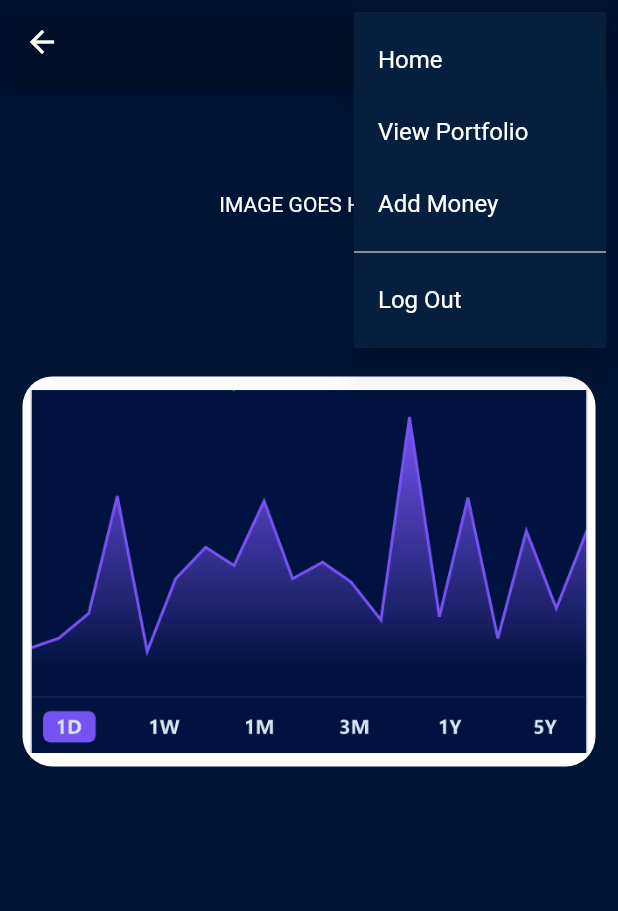
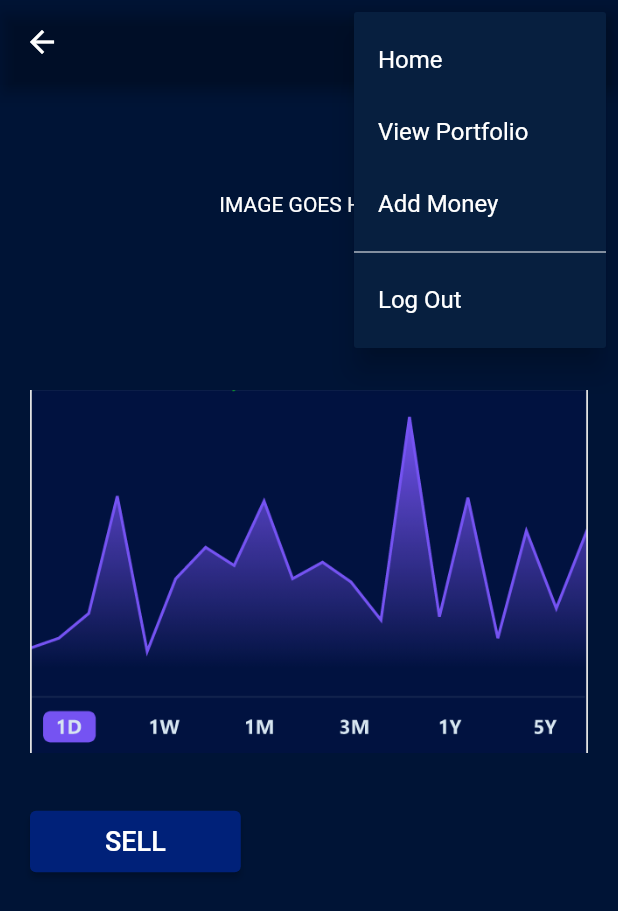
Before and after one commit to nate-c/Inkwell-mobile, a Flutter app: the Company screen opened directly with empty values, after a tap on the "menu" icon, on a phone screen of 412 x 824 dp. Shown: the top 911 px of the screen. Run offline on Flutter 3.47's test engine with Material 2 defaults, Android fonts, the phone set to English and light mode, and no system bars; our stand-ins replace expandable, flutter_secure_storage, url_launcher_web; accounts and stored records are empty.

Commit message:
added buy and sell buttons

```diff
--- a/lib/screens/company.dart
+++ b/lib/screens/company.dart
@@ -32,6 +32,9 @@ class Company extends StatelessWidget {
     print('io');
     print(io);
     var ticker = io?.ticker != null ? io?.ticker.toString() : '';
+    var shares = io?.shares;
+    void sellStock() {}
+    void buyStock() {}
     return new Scaffold(
         resizeToAvoidBottomInset: false,
         appBar: AppBar(
@@ -72,16 +75,46 @@ class Company extends StatelessWidget {
                       child: Center(child: Text(ticker.toString()))),
                   Container(
                       padding: EdgeInsets.all(5),
-                      decoration: BoxDecoration(
-                        borderRadius: BorderRadius.circular(20),
-                        color: Colors.white,
-                      ),
                       child: Image(
                         image: AssetImage(AssetConstants.demoChartPath),
                         width: 100,
                         height: 250,
                         fit: BoxFit.fitWidth,
                         alignment: Alignment.center,
+                      )),
+                  Container(
+                      padding: EdgeInsets.all(5),
+                      height: 100,
+                      child: Row(
+                        children: [
+                          if (shares != null && shares > 0)
+                            ElevatedButton(
+                                onPressed: () {
+                                  buyStock();
+                                },
+                                child: Text(
+                                  'Buy'.toUpperCase(),
+                                  style: TextStyle(fontSize: 18),
+                                ),
+                                style: ElevatedButton.styleFrom(
+                                  primary: ColorConstants.button,
+                                  padding: EdgeInsets.symmetric(
+                                      horizontal: 50, vertical: 10),
+                                )),
+                          ElevatedButton(
+                              onPressed: () {
+                                sellStock();
+                              },
+                              child: Text(
+                                'Sell'.toUpperCase(),
+                                style: TextStyle(fontSize: 18),
+                              ),
+                              style: ElevatedButton.styleFrom(
+                                primary: ColorConstants.button,
+                                padding: EdgeInsets.symmetric(
+                                    horizontal: 50, vertical: 10),
+                              )),
+                        ],
                       ))
                 ]))));
   }
```
